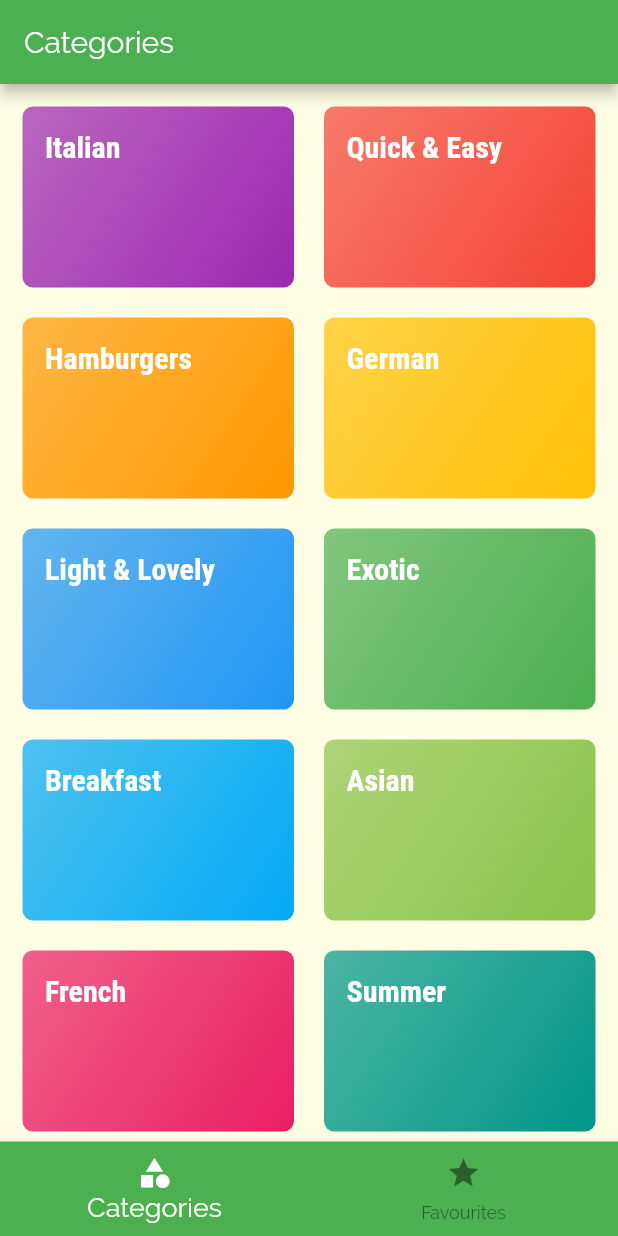
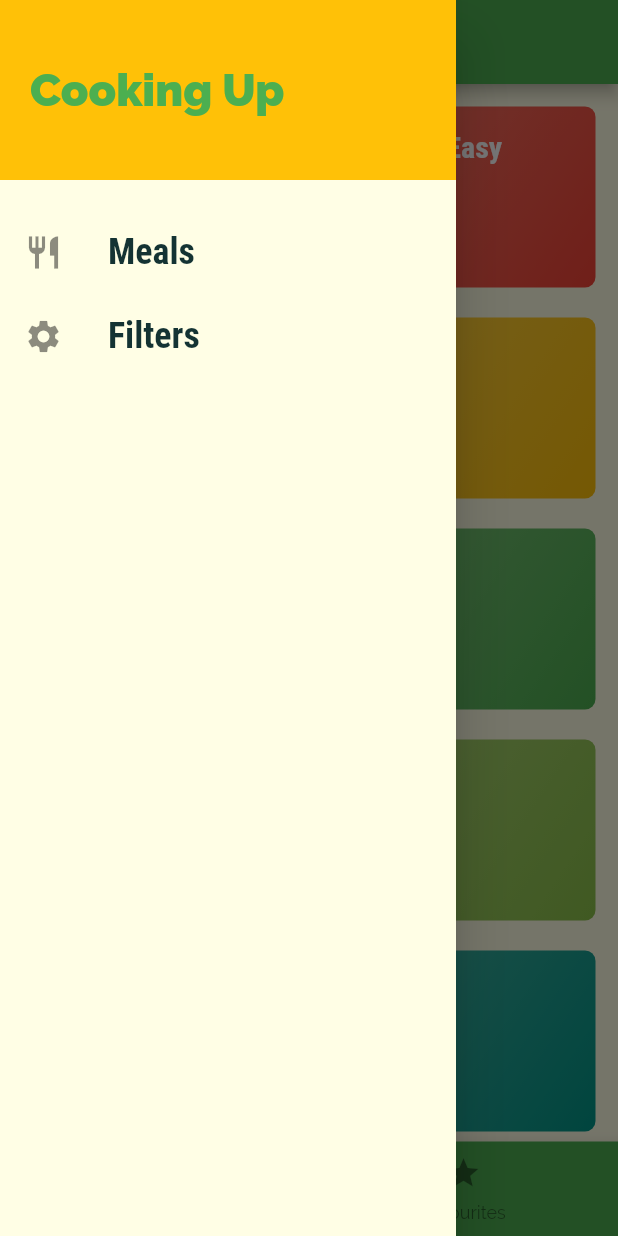
Before and after one commit to achowba/meals_app, a Flutter app: the screen it shows after launch, with the side drawer open (before the commit the screen has no drawer), on a phone screen of 412 x 824 dp. Run offline on Flutter 3.47's test engine with Material 2 defaults, Android fonts, the phone set to English and light mode, and no system bars.

Commit message:
173. Adding Links to the Drawer

```diff
--- a/lib/main.dart
+++ b/lib/main.dart
@@ -4,6 +4,7 @@ import './screens/category_meals_screen.dart';
 import './screens/categories_screen.dart';
 import './screens/meal_detail_screen.dart';
 import './screens/tabs_screen.dart';
+import './screens/filters_screen.dart';
 
 void main() => runApp(MyApp());
 
@@ -38,6 +39,7 @@ class MyApp extends StatelessWidget {
 				'/': (ctx) => TabsScreen(),
 				CategoryMealsScreen.routeName: (ctx) => CategoryMealsScreen(),
 				MealDetailScreen.routeName: (ctx) => MealDetailScreen(),
+				FiltersScreen.routeName: (ctx) => FiltersScreen(),
 			},
             /* onGenerateRoute: (settings) {
                 print(settings.arguments);
--- /dev/null
+++ b/lib/screens/filters_screen.dart
@@ -0,0 +1,15 @@
+import 'package:flutter/material.dart';
+
+class FiltersScreen extends StatelessWidget {
+
+    static const routeName = '/filters';
+
+    @override
+    Widget build (BuildContext context) {
+        return Scaffold(
+            body: Center (
+                child: Text('Filters'),
+            ),
+        );
+    }
+}
--- a/lib/screens/tabs_screen.dart
+++ b/lib/screens/tabs_screen.dart
@@ -2,6 +2,7 @@ import 'package:flutter/material.dart';
 
 import './../screens/categories_screen.dart';
 import './../screens/favourites_screen.dart';
+import './../widgets/main_drawer.dart';
 
 class TabsScreen extends StatefulWidget {
     @override
@@ -36,6 +37,7 @@ class _TabsScreenState extends State<TabsScreen> {
             appBar: AppBar(
                 title: Text(_pages[_selectedPageIndex]['title']),
             ),
+            drawer: MainDrawer(),
             body: _pages[_selectedPageIndex]['page'],
             bottomNavigationBar: BottomNavigationBar(
                 onTap: _selectPage,
--- /dev/null
+++ b/lib/widgets/main_drawer.dart
@@ -0,0 +1,64 @@
+import 'package:flutter/material.dart';
+
+import './../screens/filters_screen.dart';
+
+class MainDrawer extends StatelessWidget {
+
+    Widget buildListTile(String title, IconData icon, Function tapHandler) {
+        return ListTile(
+            leading: Icon(
+                icon,
+                size: 26,
+            ),
+            title: Text(
+                title,
+                style: TextStyle(
+                    fontFamily: 'RobotoCondensed',
+                    fontSize: 24,
+                    fontWeight: FontWeight.bold
+                ),
+            ),
+            onTap: tapHandler
+        );
+    }
+
+    @override
+    Widget build (BuildContext context) {
+        return Drawer(
+            child: Column(
+                children: <Widget>[
+                    Container(
+                        height: 120,
+                        width: double.infinity,
+                        padding: EdgeInsets.all(20),
+                        alignment: Alignment.centerLeft,
+                        color: Theme.of(context).accentColor,
+                        child: Text(
+                            'Cooking Up',
+                            style: TextStyle(
+                                fontWeight: FontWeight.w900,
+                                fontSize: 30,
+                                color: Theme.of(context).primaryColor
+                            ),
+                        ),
+                    ),
+                    SizedBox(height: 20,),
+                    buildListTile(
+                        'Meals',
+                        Icons.restaurant,
+                        () {
+                            return Navigator.of(context).pushNamed('/');
+                        }
+                    ),
+                    buildListTile(
+                        'Filters',
+                        Icons.settings,
+                        () {
+                            return Navigator.of(context).pushNamed(FiltersScreen.routeName);
+                        }
+                    ),
+                ],
+            ),
+        );
+    }
+}
```
